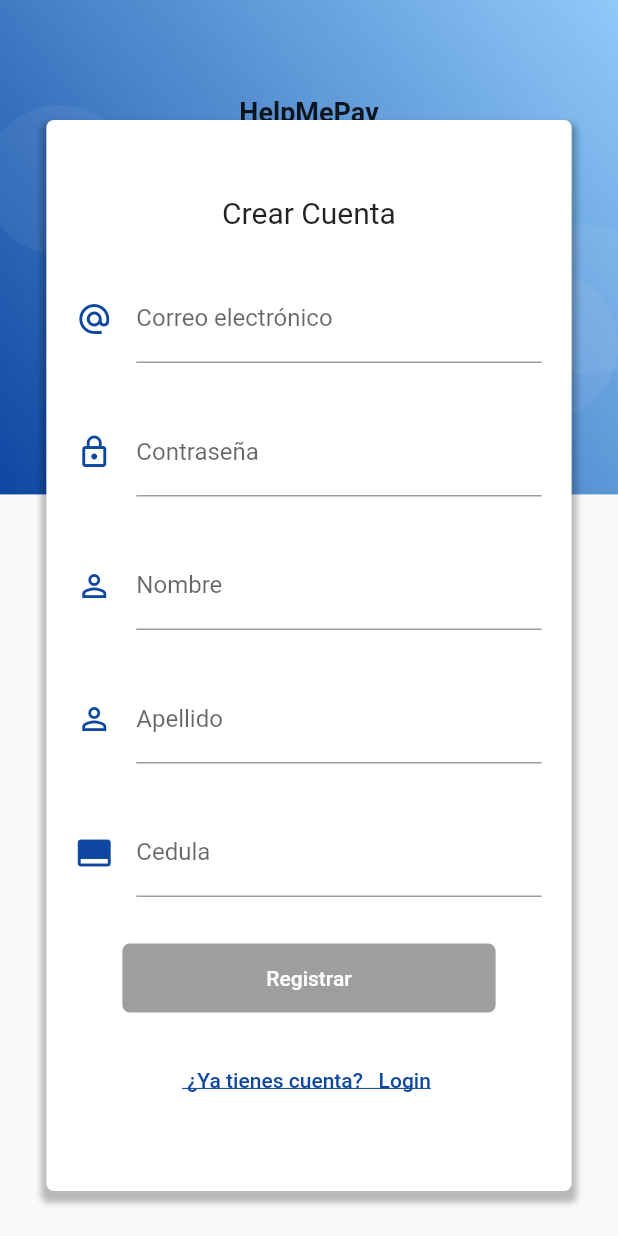
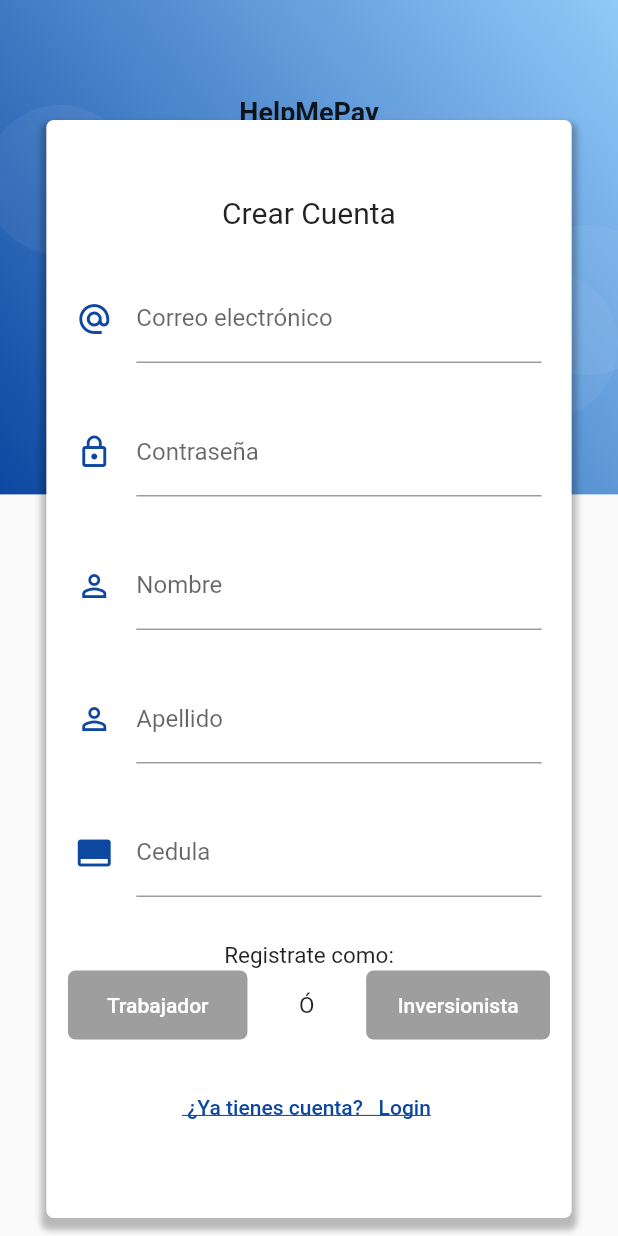
Before and after one commit to mateo-a/HelpMePay, a Flutter app: the Registro screen opened by its route, on a phone screen of 412 x 824 dp. Run offline on Flutter 3.47's test engine with Material 2 defaults, Android fonts, the phone set to English and light mode, and no system bars; our stand-ins replace charts_flutter, percent_indicator, rxdart, shared_preferences; accounts and stored records are empty; statements that could not run were skipped.

```diff
--- a/lib/pages/signup.dart
+++ b/lib/pages/signup.dart
@@ -2,6 +2,8 @@ import "package:flutter/material.dart";
 
 import 'package:flutterapp/models/worker_model.dart';
 import 'package:flutterapp/providers/workers_provider.dart';
+import 'package:flutterapp/models/investor_model.dart';
+import 'package:flutterapp/providers/investors_provider.dart';
 import 'package:flutterapp/blocs/provider.dart';
 import 'package:flutterapp/providers/usuario_provider.dart';
 import 'package:flutterapp/utils/utils.dart';
@@ -11,8 +13,10 @@ import 'package:flutterapp/utils/utils.dart';
 class Registro extends StatelessWidget {
   final usuarioProvider = new UsuarioProvider();
   final workerProvider = new WorkersProvider();
+  final investorProvider = new InvestorsProvider();
 
   final WorkerModel worker = new WorkerModel();
+  final InvestorModel investor = new InvestorModel();
 
   @override
   Widget build(BuildContext context) {
@@ -69,7 +73,17 @@ class Registro extends StatelessWidget {
                 SizedBox(height: 30.0),
                 _crearCedula( bloc ),
                 SizedBox(height: 30.0),
-                _crearBoton( bloc ),
+                Text ('Registrate como:', style: TextStyle(fontSize: 15.0),),
+                Row(mainAxisAlignment: MainAxisAlignment.spaceEvenly, children: [
+                  SizedBox(),
+                  _crearBotonWorker( bloc ),
+                  SizedBox(width: 20.0),
+                  Text ('Ó', style: TextStyle(fontSize: 15.0)),
+                  SizedBox(width: 20.0),
+                  _crearBotonInvestor( bloc ),
+                  SizedBox(),
+                ],
+                ),
                 SizedBox(height: 20.0),
                 _nuevoUser(context),
               ],
@@ -100,7 +114,22 @@ class Registro extends StatelessWidget {
     );
   }
 
-  _register(BuildContext context, LoginBloc bloc) async {
+  _registerInvestor(BuildContext context, LoginBloc bloc) async {
+    final info = await usuarioProvider.nuevoUsuario(bloc.email, bloc.password);
+    if ( info['ok'] ) {
+      investor.id       = '${info['localId']}';
+      investor.nombre   = '${bloc.nombre}';
+      investor.apellido = '${bloc.apellido}';
+      investor.cedula   = '${bloc.cedula}';
+      // worker.imagen  = '${bloc.imagen}';
+      // Navigator.pushReplacementNamed(context, 'borrower');
+      investorProvider.crearInvestor(investor);
+    } else {
+      mostrarAlerta( context, info['message']);
+    }
+  }
+
+  _registerWorker(BuildContext context, LoginBloc bloc) async {
     final info = await usuarioProvider.nuevoUsuario(bloc.email, bloc.password);
     if ( info['ok'] ) {
       worker.id       = '${info['localId']}';
@@ -115,7 +144,7 @@ class Registro extends StatelessWidget {
     }
   }
 
-  Widget _crearBoton( LoginBloc bloc ){
+    Widget _crearBotonInvestor( LoginBloc bloc ){
     // formValidStream
     // snapshot.hasData
     // true ? algo si true : algo si false
@@ -124,8 +153,8 @@ class Registro extends StatelessWidget {
       builder: (BuildContext context, AsyncSnapshot snapshot){
         return RaisedButton(
           child: Container(
-            padding: EdgeInsets.symmetric( horizontal: 80.0, vertical: 15.0 ),
-            child: Text('Registrar'),
+            padding: EdgeInsets.symmetric( horizontal: 5.0, vertical: 15.0 ),
+            child: Text('Inversionista'),
           ),
           shape: RoundedRectangleBorder(
             borderRadius: BorderRadius.circular(5.0)
@@ -133,7 +162,31 @@ class Registro extends StatelessWidget {
           elevation: 0.0,
           color: Colors.blue[900],
           textColor: Colors.white,
-          onPressed: snapshot.hasData ? ()=> _register( context, bloc ) : null
+          onPressed: snapshot.hasData ? ()=> _registerInvestor( context, bloc ) : null
+        );
+      },
+    );
+  }
+
+  Widget _crearBotonWorker( LoginBloc bloc ){
+    // formValidStream
+    // snapshot.hasData
+    // true ? algo si true : algo si false
+    return StreamBuilder(
+      stream: bloc.formValidStreamRegister ,
+      builder: (BuildContext context, AsyncSnapshot snapshot){
+        return RaisedButton(
+          child: Container(
+            padding: EdgeInsets.symmetric( horizontal: 10.0, vertical: 15.0 ),
+            child: Text('Trabajador'),
+          ),
+          shape: RoundedRectangleBorder(
+            borderRadius: BorderRadius.circular(5.0)
+          ),
+          elevation: 0.0,
+          color: Colors.blue[900],
+          textColor: Colors.white,
+          onPressed: snapshot.hasData ? ()=> _registerWorker( context, bloc ) : null
         );
       },
     );
```
